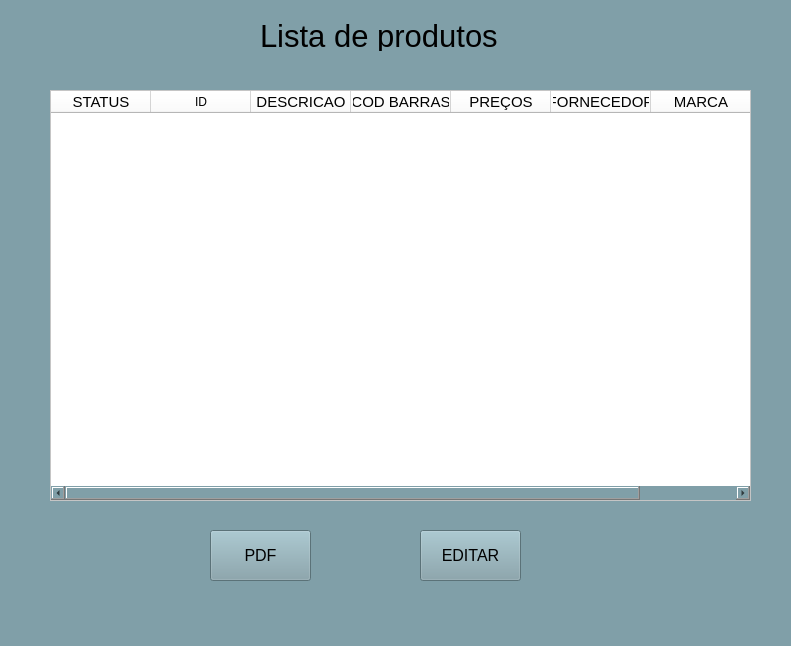
Before: the Qt Designer form Listar Dados Produtos.ui in LeonardoMateini/KBT_System, drawn with Qt 5.
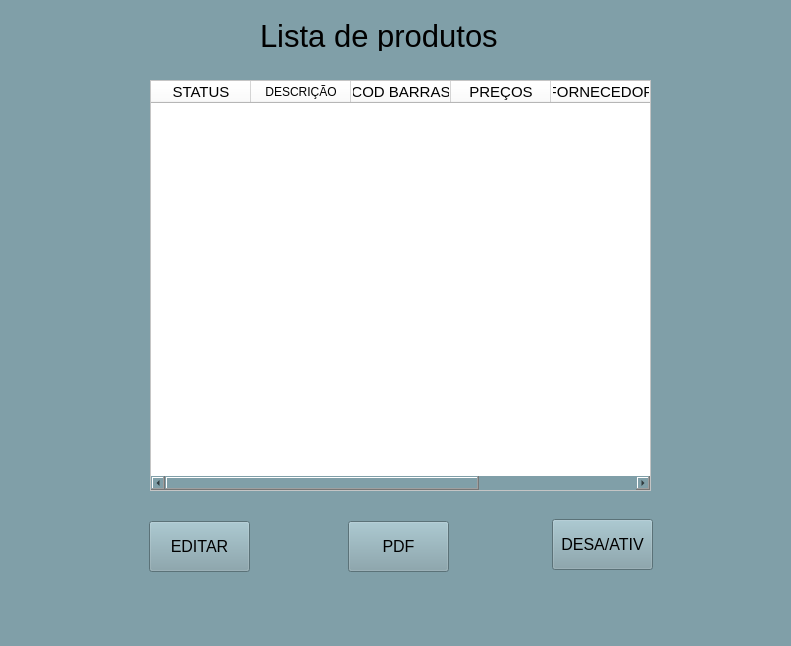
After: the same form once the commit is applied.

What changed in the file:
```diff
--- a/Listar Dados Produtos.ui
+++ b/Listar Dados Produtos.ui
@@ -38,9 +38,9 @@
    <widget class="QTableWidget" name="tableWidget">
     <property name="geometry">
      <rect>
-      <x>50</x>
-      <y>90</y>
-      <width>701</width>
+      <x>150</x>
+      <y>80</y>
+      <width>501</width>
       <height>411</height>
      </rect>
     </property>
@@ -59,17 +59,7 @@
     </column>
     <column>
      <property name="text">
-      <string>ID</string>
-     </property>
-    </column>
-    <column>
-     <property name="text">
-      <string>DESCRICAO</string>
-     </property>
-     <property name="font">
-      <font>
-       <pointsize>11</pointsize>
-      </font>
+      <string>DESCRIÇÃO</string>
      </property>
     </column>
     <column>
@@ -116,8 +106,8 @@
    <widget class="QPushButton" name="pushButton">
     <property name="geometry">
      <rect>
-      <x>210</x>
-      <y>530</y>
+      <x>348</x>
+      <y>521</y>
       <width>101</width>
       <height>51</height>
      </rect>
@@ -134,8 +124,8 @@
    <widget class="QPushButton" name="pushButton_3">
     <property name="geometry">
      <rect>
-      <x>420</x>
-      <y>530</y>
+      <x>149</x>
+      <y>521</y>
       <width>101</width>
       <height>51</height>
      </rect>
@@ -149,6 +139,24 @@
      <string>EDITAR</string>
     </property>
    </widget>
+   <widget class="QPushButton" name="pushButton_2">
+    <property name="geometry">
+     <rect>
+      <x>552</x>
+      <y>519</y>
+      <width>101</width>
+      <height>51</height>
+     </rect>
+    </property>
+    <property name="font">
+     <font>
+      <pointsize>12</pointsize>
+     </font>
+    </property>
+    <property name="text">
+     <string>DESA/ATIV</string>
+    </property>
+   </widget>
   </widget>
   <widget class="QMenuBar" name="menubar">
    <property name="geometry">
```
